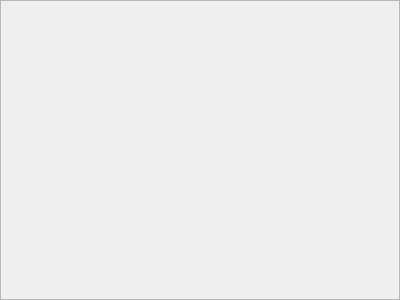
Qt form ArchiveManager/src/gdwj/creategdwjfrm.ui (shufameng/ArchiveManager) before a commit.
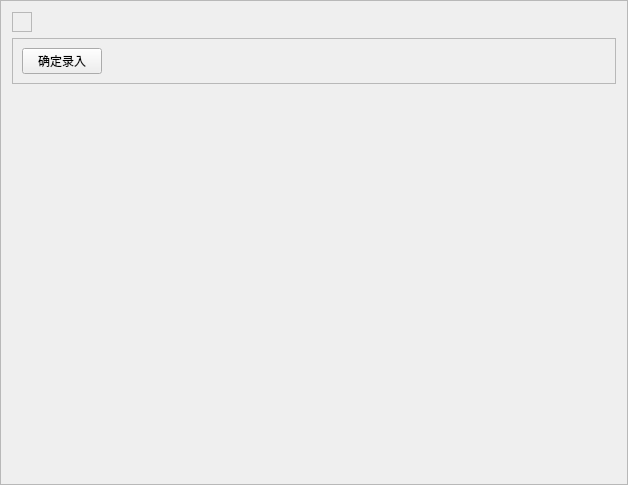
The same form after that commit.

What changed in the file:
```diff
--- a/ArchiveManager/src/gdwj/creategdwjfrm.ui
+++ b/ArchiveManager/src/gdwj/creategdwjfrm.ui
@@ -9,8 +9,8 @@
    <rect>
     <x>0</x>
     <y>0</y>
-    <width>400</width>
-    <height>300</height>
+    <width>628</width>
+    <height>485</height>
    </rect>
   </property>
   <property name="frameShape">
@@ -19,5 +19,81 @@
   <property name="windowTitle">
    <string>Frame</string>
   </property>
+  <property name="frameShape">
+   <enum>QFrame::StyledPanel</enum>
+  </property>
+  <property name="frameShadow">
+   <enum>QFrame::Raised</enum>
+  </property>
+  <layout class="QGridLayout" name="gridLayout_2">
+   <item row="0" column="0">
+    <widget class="QFrame" name="frame_details">
+     <property name="frameShape">
+      <enum>QFrame::StyledPanel</enum>
+     </property>
+     <property name="frameShadow">
+      <enum>QFrame::Raised</enum>
+     </property>
+    </widget>
+   </item>
+   <item row="0" column="1">
+    <spacer name="horizontalSpacer_2">
+     <property name="orientation">
+      <enum>Qt::Horizontal</enum>
+     </property>
+     <property name="sizeHint" stdset="0">
+      <size>
+       <width>576</width>
+       <height>20</height>
+      </size>
+     </property>
+    </spacer>
+   </item>
+   <item row="1" column="0" colspan="2">
+    <widget class="QFrame" name="frame_2">
+     <property name="frameShape">
+      <enum>QFrame::StyledPanel</enum>
+     </property>
+     <property name="frameShadow">
+      <enum>QFrame::Raised</enum>
+     </property>
+     <layout class="QGridLayout" name="gridLayout">
+      <item row="0" column="1">
+       <spacer name="horizontalSpacer">
+        <property name="orientation">
+         <enum>Qt::Horizontal</enum>
+        </property>
+        <property name="sizeHint" stdset="0">
+         <size>
+          <width>394</width>
+          <height>20</height>
+         </size>
+        </property>
+       </spacer>
+      </item>
+      <item row="0" column="0">
+       <widget class="QPushButton" name="pushButton_create">
+        <property name="text">
+         <string>确定录入</string>
+        </property>
+       </widget>
+      </item>
+     </layout>
+    </widget>
+   </item>
+   <item row="2" column="0">
+    <spacer name="verticalSpacer">
+     <property name="orientation">
+      <enum>Qt::Vertical</enum>
+     </property>
+     <property name="sizeHint" stdset="0">
+      <size>
+       <width>20</width>
+       <height>387</height>
+      </size>
+     </property>
+    </spacer>
+   </item>
+  </layout>
  </widget>
 </ui>
```
Left out of the diff: 12 changed lines with no effect on the pictures.
